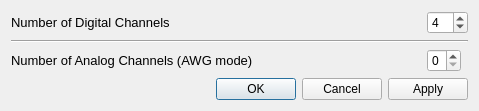
Old version of the form gui/pulsed/ui_pulsed_main_gui_settings_block_gen.ui in the repository Ulm-IQO/qudi.
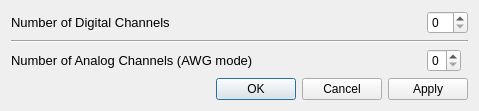
New version of the form.

The edit to the form file:
```diff
--- a/gui/pulsed/ui_pulsed_main_gui_settings_block_gen.ui
+++ b/gui/pulsed/ui_pulsed_main_gui_settings_block_gen.ui
@@ -19,13 +19,13 @@
      <item row="0" column="1">
       <widget class="QSpinBox" name="digital_channels_SpinBox">
        <property name="minimum">
-        <number>2</number>
+        <number>0</number>
        </property>
        <property name="maximum">
         <number>16</number>
        </property>
        <property name="value">
-        <number>4</number>
+        <number>0</number>
        </property>
       </widget>
      </item>
```
Left out of the diff: 2 changed lines with no effect on the pictures.
